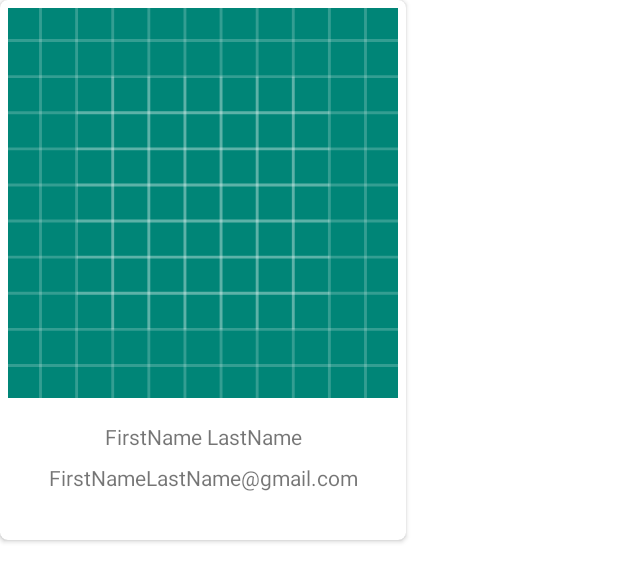
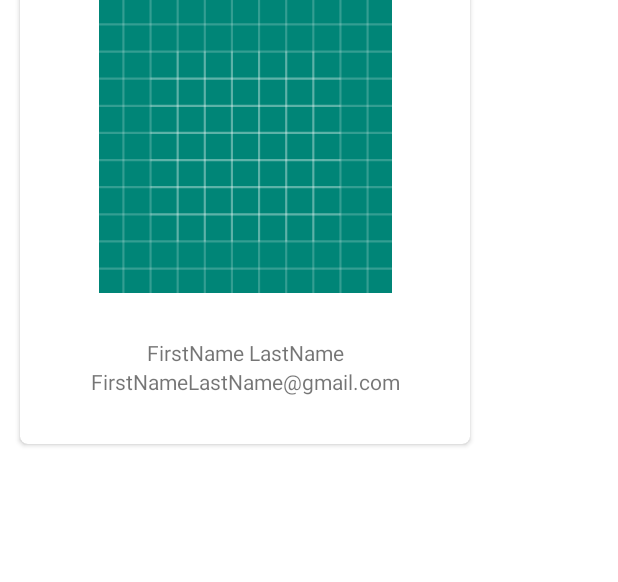
Before and after one commit to NIT-Meghalaya/Cognitia-2019-App, an Android app: the layout item_team_member.xml on its own in the app's theme, with its tools: preview values and no code run, on a phone screen of 412 x 824 dp. Shown: the top 582 px of the screen. Run offline under Robolectric (Android 15) with nearby library versions, the light colour scheme and no system bars.

Commit message:
updated team member item

```diff
--- a/app/src/main/res/layout/item_team_member.xml
+++ b/app/src/main/res/layout/item_team_member.xml
@@ -1,52 +1,65 @@
 <?xml version="1.0" encoding="utf-8"?>
-<androidx.cardview.widget.CardView
+<androidx.constraintlayout.widget.ConstraintLayout
     xmlns:android="http://schemas.android.com/apk/res/android"
     xmlns:app="http://schemas.android.com/apk/res-auto"
     xmlns:tools="http://schemas.android.com/tools"
     android:layout_width="wrap_content"
     android:layout_height="wrap_content"
-    android:clickable="true"
+    >
+
+    <androidx.cardview.widget.CardView
+        android:id="@+id/cardView"
+        android:layout_width="300dp"
+        android:layout_height="wrap_content"
+        android:foreground="?android:attr/selectableItemBackground"
         app:cardCornerRadius="@dimen/_4sdp"
-    android:foreground="?android:attr/selectableItemBackground">
+        android:translationY="-200dp"
+        app:layout_constraintTop_toBottomOf="@id/imageView"
+        app:layout_constraintBottom_toBottomOf="parent"
+        app:layout_constraintEnd_toEndOf="parent"
+        android:layout_marginEnd="@dimen/_10sdp"
+        android:layout_marginStart="@dimen/_10sdp"
+        android:layout_marginBottom="@dimen/_10sdp"
+        app:layout_constraintStart_toStartOf="parent">
 
 
         <androidx.constraintlayout.widget.ConstraintLayout
+            android:layout_width="match_parent"
+            android:layout_height="wrap_content">
+
+
+            <TextView
+                android:id="@+id/nametV"
+                android:layout_marginTop="230dp"
                 android:layout_width="wrap_content"
                 android:layout_height="wrap_content"
-    >
-
-    <ImageView
-        android:id="@+id/imageView"
-        android:layout_marginStart="@dimen/_4sdp"
-        android:layout_marginEnd="@dimen/_4sdp"
-        android:layout_marginTop="@dimen/_4sdp"
-        android:layout_width="@dimen/_200sdp"
-        android:layout_height="@dimen/_200sdp"
                 app:layout_constraintEnd_toEndOf="parent"
                 app:layout_constraintStart_toStartOf="parent"
                 app:layout_constraintTop_toTopOf="parent"
-        app:srcCompat="@drawable/ic_launcher_background" />
-
-    <TextView
-        android:id="@+id/nametV"
-        android:layout_width="wrap_content"
-        android:layout_height="wrap_content"
-        android:layout_marginTop="16dp"
-        app:layout_constraintEnd_toEndOf="parent"
-        app:layout_constraintStart_toStartOf="parent"
-        app:layout_constraintTop_toBottomOf="@+id/imageView"
                 tools:text="FirstName LastName" />
 
             <TextView
                 android:id="@+id/emailTV"
                 android:layout_width="wrap_content"
                 android:layout_height="wrap_content"
-        android:layout_marginTop="8dp"
                 android:layout_marginBottom="32dp"
                 app:layout_constraintBottom_toBottomOf="parent"
                 app:layout_constraintEnd_toEndOf="parent"
                 app:layout_constraintStart_toStartOf="parent"
-        app:layout_constraintTop_toBottomOf="@+id/nametV"
+                app:layout_constraintTop_toBottomOf="@id/nametV"
                 tools:text="FirstNameLastName@gmail.com" />
         </androidx.constraintlayout.widget.ConstraintLayout>
     </androidx.cardview.widget.CardView>
+
+    <ImageView
+        android:translationZ="@dimen/_100sdp"
+        android:id="@+id/imageView"
+        android:layout_width="@dimen/_150sdp"
+        android:layout_height="@dimen/_150sdp"
+        android:scaleType="fitXY"
+        app:layout_constraintEnd_toEndOf="parent"
+        app:layout_constraintStart_toStartOf="parent"
+        app:layout_constraintTop_toTopOf="parent"
+        app:srcCompat="@drawable/ic_launcher_background" />
+
+</androidx.constraintlayout.widget.ConstraintLayout>
```
Lines whose indentation alone changed are shown as unchanged.
